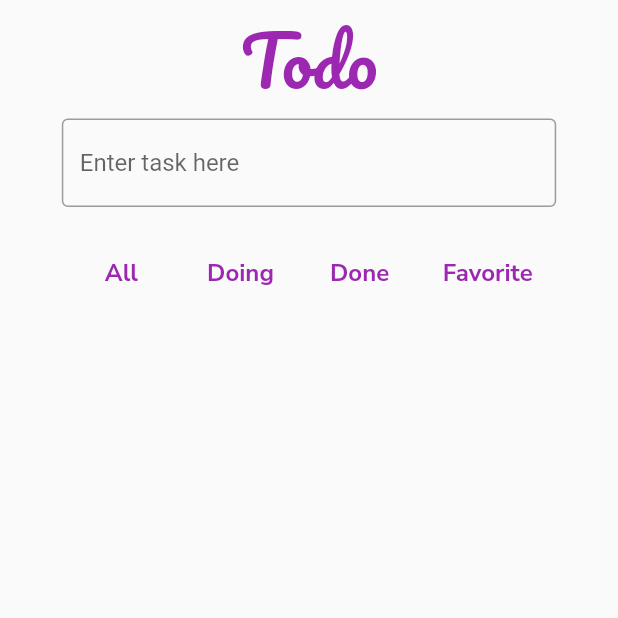
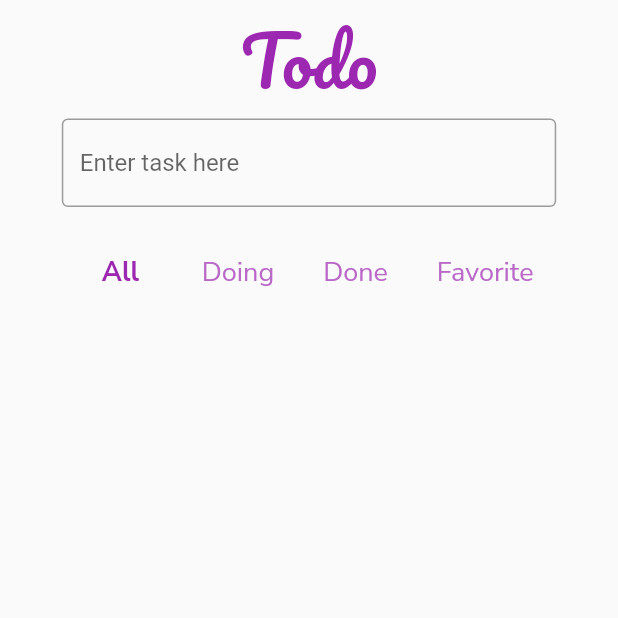
Before and after one commit to rajbahakdanyu/riverpod_cc, a Flutter app: the screen it shows after launch, on a phone screen of 412 x 824 dp, the top half of it. Run offline on Flutter 3.47's test engine with Material 2 defaults, Android fonts, the phone set to English and light mode, and no system bars; our stand-ins replace flutter_riverpod, google_fonts.

Commit message:
Changed a lot

```diff
--- a/lib/main.dart
+++ b/lib/main.dart
@@ -31,7 +31,7 @@ class MyApp extends StatelessWidget {
       ),
       initialRoute: '/',
       routes: {
-        '/': (context) => HomeScreen(),
+        '/': (context) => const HomeScreen(),
       },
     );
   }
--- a/lib/screens/home.dart
+++ b/lib/screens/home.dart
@@ -52,20 +52,40 @@ class _HomeScreenState extends ConsumerState<HomeScreen> {
                   mainAxisAlignment: MainAxisAlignment.spaceAround,
                   children: [
                     CustomTextButton(
-                      func: () {},
+                      func: () {
+                        setState(() {
+                          selectedTab = 'All';
+                        });
+                      },
                       title: 'All',
+                      value: selectedTab,
                     ),
                     CustomTextButton(
-                      func: () {},
+                      func: () {
+                        setState(() {
+                          selectedTab = 'Doing';
+                        });
+                      },
                       title: 'Doing',
+                      value: selectedTab,
                     ),
                     CustomTextButton(
-                      func: () {},
+                      func: () {
+                        setState(() {
+                          selectedTab = 'Done';
+                        });
+                      },
                       title: 'Done',
+                      value: selectedTab,
                     ),
                     CustomTextButton(
-                      func: () {},
+                      func: () {
+                        setState(() {
+                          selectedTab = 'Favorite';
+                        });
+                      },
                       title: 'Favorite',
+                      value: selectedTab,
                     ),
                   ],
                 ),
--- a/lib/widgets/custom_text_button.dart
+++ b/lib/widgets/custom_text_button.dart
@@ -5,10 +5,12 @@ class CustomTextButton extends StatefulWidget {
     Key? key,
     required this.func,
     required this.title,
+    required this.value,
   }) : super(key: key);
 
   final VoidCallback func;
   final String title;
+  final String value;
 
   @override
   State<CustomTextButton> createState() => _CustomTextButtonState();
@@ -20,13 +22,18 @@ class _CustomTextButtonState extends State<CustomTextButton> {
     return TextButton(
       style: TextButton.styleFrom(
         splashFactory: NoSplash.splashFactory,
-        textStyle: Theme.of(context).textTheme.bodyText2!.copyWith(
-              fontSize: 16,
-              fontWeight: FontWeight.bold,
+      ),
+      onPressed: widget.func,
+      child: Text(
+        widget.title,
+        style: Theme.of(context).textTheme.bodyText2!.copyWith(
+              fontSize: 18,
+              fontWeight: widget.value == widget.title ? FontWeight.bold : null,
+              color: widget.value == widget.title
+                  ? Colors.purple
+                  : Colors.purple.shade300,
             ),
       ),
-      onPressed: widget.func,
-      child: Text(widget.title),
     );
   }
 }
```
